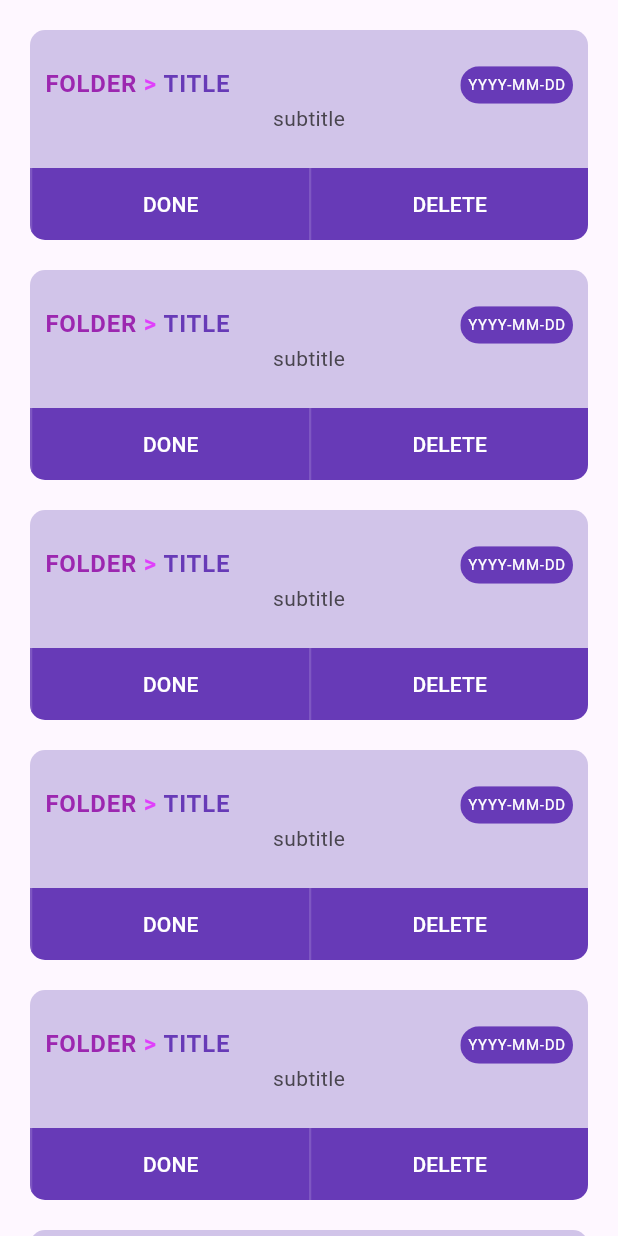
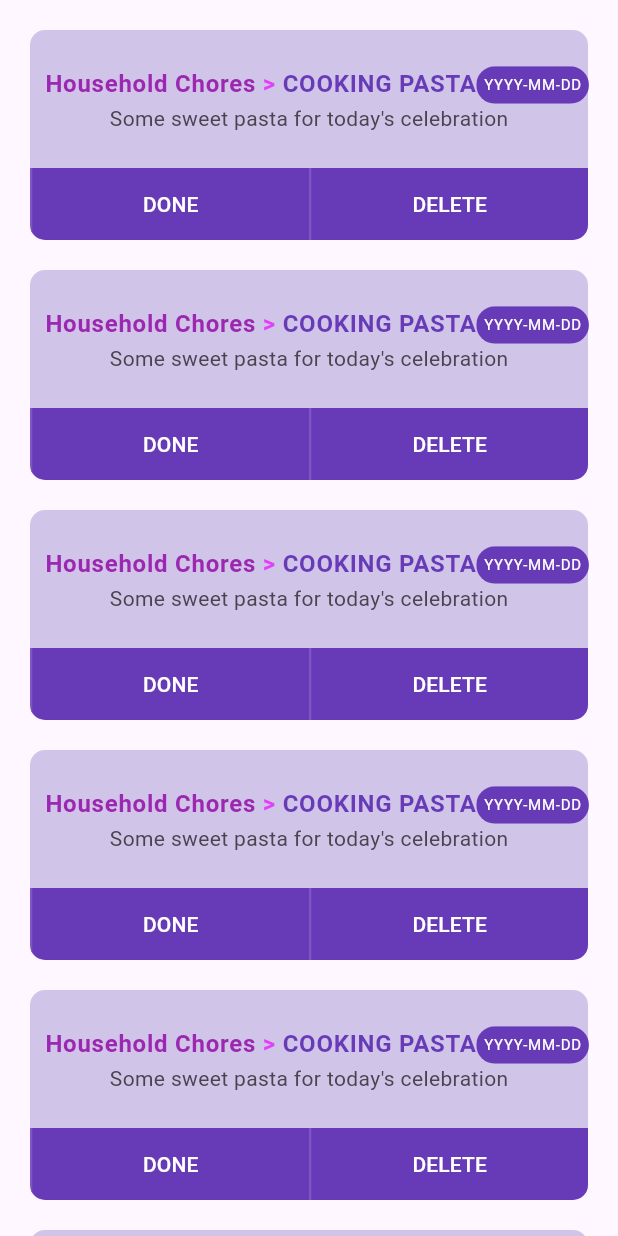
Before and after one commit to allen-codes/Todo-App, a Flutter app: the UpcomingTasks screen opened by its route, on a phone screen of 412 x 824 dp. Run offline on Flutter 3.47's test engine with Material 2 defaults, Android fonts, the phone set to English and light mode, and no system bars.

Commit message:
added provider and utilized models

```diff
--- a/lib/custom-widgets/taskCard.dart
+++ b/lib/custom-widgets/taskCard.dart
@@ -1,18 +1,28 @@
 import 'package:flutter/material.dart';
+import 'package:provider/provider.dart';
+
+import '../models/todo_model.dart';
+import '../providers/todo_provider.dart';
 
 class Todocard extends StatefulWidget {
-  const Todocard({super.key});
+  final int index;
+  const Todocard({super.key, required this.index});
+
 
   @override
-  State<Todocard> createState() => _TodocardState();
+  State<Todocard> createState() => _TodocardState(index: index);
 }
 
 class _TodocardState extends State<Todocard> {
   Color hoveredOnDone = Colors.deepPurple;
   Color hoveredOnDelete = Colors.deepPurple;
+  final int index;
+
+  _TodocardState({required this.index});
 
   @override
   Widget build(BuildContext context) {
+    TodoModel todo = context.watch<TodoProvider>().getTodos[index];
     return Column(
       children: [
         Container(
@@ -28,19 +38,19 @@ class _TodocardState extends State<Todocard> {
               title: Row(
                   mainAxisAlignment: MainAxisAlignment.spaceBetween,
                   children: [
-                    const Row(
+                    Row(
                       children: [
-                        Text("FOLDER",
-                            style: TextStyle(
+                        Text(todo.folderName,
+                            style: const TextStyle(
                                 color: Colors.purple,
                                 fontWeight: FontWeight.bold)),
-                        Text(" > ",
+                        const Text(" > ",
                             style: TextStyle(
                                 color: Colors.purpleAccent,
                                 fontWeight: FontWeight.bold)),
                         Text(
-                          "TITLE",
-                          style: TextStyle(
+                          todo.title,
+                          style: const TextStyle(
                             color: Colors.deepPurple,
                             fontWeight: FontWeight.bold,
                           ),
@@ -59,8 +69,8 @@ class _TodocardState extends State<Todocard> {
                           )),
                     ),
                   ]),
-              subtitle: const Column(mainAxisSize: MainAxisSize.min, children: [
-                Text("subtitle"),
+              subtitle: Column(mainAxisSize: MainAxisSize.min, children: [
+                Text(todo.description),
               ])),
         ),
         Container(
--- a/lib/main.dart
+++ b/lib/main.dart
@@ -1,12 +1,20 @@
 import 'package:flutter/material.dart';
+import 'package:provider/provider.dart';
+import 'package:todo_app/providers/todo_provider.dart';
 import 'package:todo_app/screens/create_todo.dart';
 import 'package:todo_app/screens/edit_todo.dart';
 import 'package:todo_app/screens/homepage.dart';
 import 'package:todo_app/screens/signin.dart';
 import 'package:todo_app/screens/upcomingtasks.dart';
 
-void main() {
-  runApp(const MyApp());
+void main() async {
+  runApp(
+    MultiProvider(providers: [
+      ChangeNotifierProvider(
+        create: (context) => TodoProvider(),
+      )
+    ], child: const MyApp()),
+  );
 }
 
 class MyApp extends StatelessWidget {
@@ -27,12 +35,11 @@ class MyApp extends StatelessWidget {
         ),
         initialRoute: "/homepage",
         routes: {
-        "/" : (context) => const SignIn(),
-        "/homepage" : (context) => const HomePage(),
-        "/create-todo" : (context) => const CreateToDo(),
-        "/edit-todo" : (context) => const EditTodo(),
-        "/upcoming-tasks" : (context) => const UpcomingTasks(),
-      }
-    );
+          "/": (context) => const SignIn(),
+          "/homepage": (context) => const HomePage(),
+          "/create-todo": (context) => const CreateToDo(),
+          "/edit-todo": (context) => const EditTodo(),
+          "/upcoming-tasks": (context) => const UpcomingTasks(),
+        });
   }
 }
--- /dev/null
+++ b/lib/models/todo_model.dart
@@ -0,0 +1,8 @@
+class TodoModel {
+  late String title;
+  late String description;
+  late DateTime? duedate;
+  late String folderName;
+
+  TodoModel({required this.title, required this.folderName, required this.description, this.duedate});
+}
--- /dev/null
+++ b/lib/providers/todo_provider.dart
@@ -0,0 +1,20 @@
+import 'package:flutter/material.dart';
+
+import '../models/todo_model.dart';
+
+class TodoProvider with ChangeNotifier{
+  List<TodoModel> todoList = [
+    TodoModel(title: "COOKING PASTA", folderName: "Household Chores", duedate: DateTime(2022, 9, 7), description: "Some sweet pasta for today's celebration"),
+    TodoModel(title: "COOKING PASTA", folderName: "Household Chores", duedate: DateTime(2022, 9, 7), description: "Some sweet pasta for today's celebration"),
+    TodoModel(title: "COOKING PASTA", folderName: "Household Chores", duedate: DateTime(2022, 9, 7), description: "Some sweet pasta for today's celebration"),
+    TodoModel(title: "COOKING PASTA", folderName: "Household Chores", duedate: DateTime(2022, 9, 7), description: "Some sweet pasta for today's celebration"),
+    TodoModel(title: "COOKING PASTA", folderName: "Household Chores", duedate: DateTime(2022, 9, 7), description: "Some sweet pasta for today's celebration"),
+    TodoModel(title: "COOKING PASTA", folderName: "Household Chores", duedate: DateTime(2022, 9, 7), description: "Some sweet pasta for today's celebration"),
+    TodoModel(title: "COOKING PASTA", folderName: "Household Chores", duedate: DateTime(2022, 9, 7), description: "Some sweet pasta for today's celebration"),
+    TodoModel(title: "COOKING PASTA", folderName: "Household Chores", duedate: DateTime(2022, 9, 7), description: "Some sweet pasta for today's celebration"),
+    TodoModel(title: "COOKING PASTA", folderName: "Household Chores", duedate: DateTime(2022, 9, 7), description: "Some sweet pasta for today's celebration"),
+    TodoModel(title: "COOKING PASTA", folderName: "Household Chores", duedate: DateTime(2022, 9, 7), description: "Some sweet pasta for today's celebration"),
+  ];
+
+  List<TodoModel> get getTodos => todoList;
+}
--- a/lib/screens/upcomingtasks.dart
+++ b/lib/screens/upcomingtasks.dart
@@ -22,7 +22,7 @@ class _UpcomingTasksState extends State<UpcomingTasks> {
                   // physics: AlwaysScrollableScrollPhysics(),
                   itemCount: 10,
                   itemBuilder: (context, index) {
-                    return Todocard();                  }),
+                    return Todocard(index: index);                  }),
             )
           ],
         ),
--- a/pubspec.yaml
+++ b/pubspec.yaml
@@ -36,6 +36,7 @@ dependencies:
   # The following adds the Cupertino Icons font to your application.
   # Use with the CupertinoIcons class for iOS style icons.
   cupertino_icons: ^1.0.2
+  provider: ^6.0.5
 
 dev_dependencies:
   flutter_test:
```
Also changed, not shown: pubspec.lock. Lines whose indentation alone changed are shown as unchanged.
